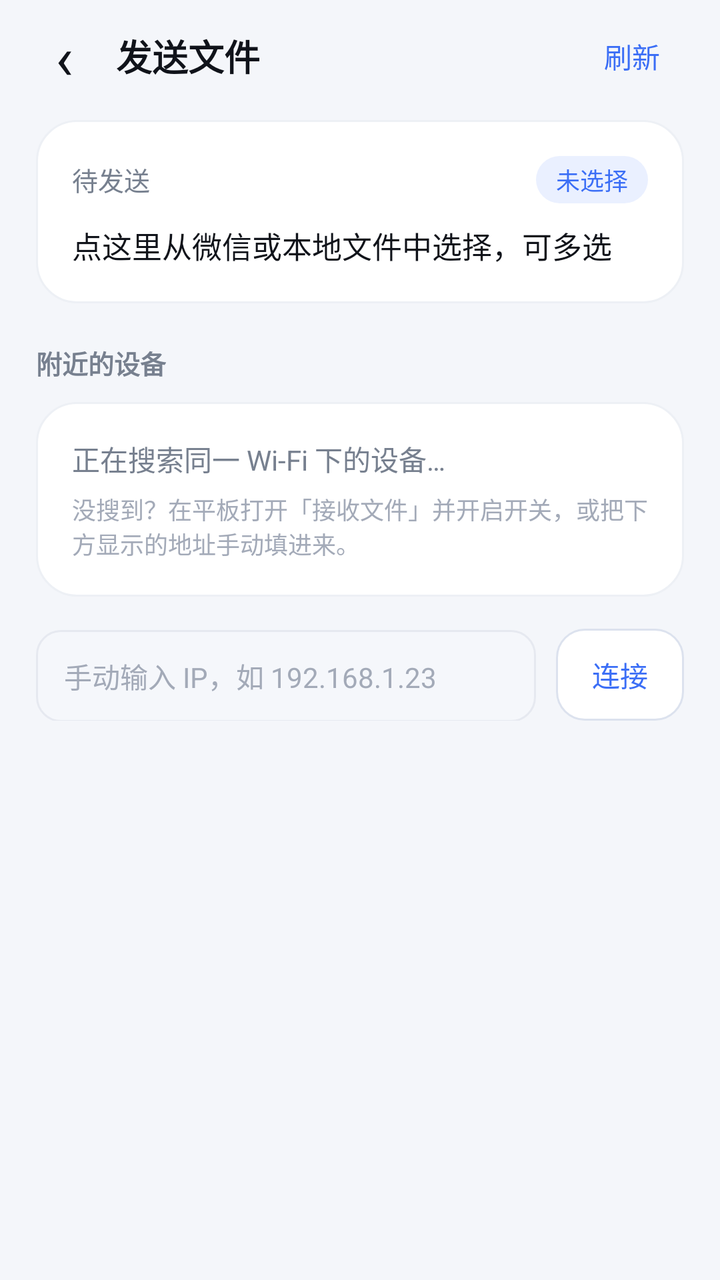
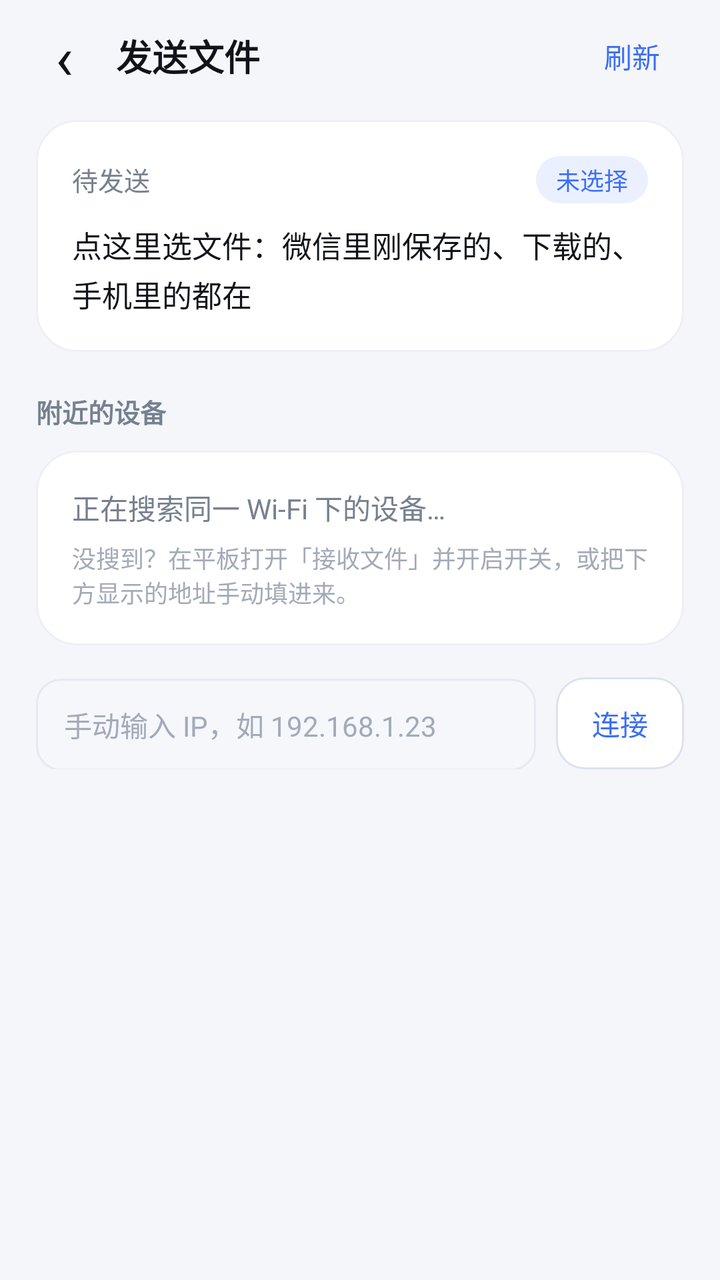

Compare the two renders of this Android layout. The source of the first and the diff that turns it into the second are given below.
<!-- AndroidManifest.xml: application theme AppTheme -->
<!-- res/layout/activity_send.xml -->
<?xml version="1.0" encoding="utf-8"?>
<LinearLayout xmlns:android="http://schemas.android.com/apk/res/android"
    android:layout_width="match_parent"
    android:layout_height="match_parent"
    android:background="@color/bg"
    android:orientation="vertical">

    <LinearLayout
        android:layout_width="match_parent"
        android:layout_height="56dp"
        android:gravity="center_vertical"
        android:orientation="horizontal"
        android:paddingLeft="10dp"
        android:paddingRight="18dp">

        <TextView
            android:id="@+id/btn_back"
            android:layout_width="44dp"
            android:layout_height="44dp"
            android:gravity="center"
            android:text="‹"
            android:textColor="@color/text_primary"
            android:textSize="30sp" />

        <TextView
            android:layout_width="0dp"
            android:layout_height="wrap_content"
            android:layout_weight="1"
            android:layout_marginStart="4dp"
            android:text="发送文件"
            android:textColor="@color/text_primary"
            android:textSize="18sp"
            android:textStyle="bold" />

        <TextView
            android:id="@+id/btn_refresh"
            android:layout_width="wrap_content"
            android:layout_height="36dp"
            android:gravity="center"
            android:paddingLeft="12dp"
            android:paddingRight="12dp"
            android:text="刷新"
            android:textColor="@color/primary"
            android:textSize="14sp" />
    </LinearLayout>

    <ScrollView
        android:layout_width="match_parent"
        android:layout_height="0dp"
        android:layout_weight="1"
        android:fillViewport="true">

        <LinearLayout
            android:layout_width="match_parent"
            android:layout_height="wrap_content"
            android:orientation="vertical"
            android:paddingLeft="18dp"
            android:paddingTop="4dp"
            android:paddingRight="18dp"
            android:paddingBottom="24dp">

            <LinearLayout
                android:id="@+id/pick_card"
                android:layout_width="match_parent"
                android:layout_height="wrap_content"
                android:background="@drawable/bg_card"
                android:clickable="true"
                android:focusable="true"
                android:foreground="?android:attr/selectableItemBackground"
                android:orientation="vertical"
                android:padding="18dp">

                <LinearLayout
                    android:layout_width="match_parent"
                    android:layout_height="wrap_content"
                    android:gravity="center_vertical"
                    android:orientation="horizontal">

                    <TextView
                        android:layout_width="0dp"
                        android:layout_height="wrap_content"
                        android:layout_weight="1"
                        android:text="待发送"
                        android:textColor="@color/text_secondary"
                        android:textSize="13sp" />

                    <TextView
                        android:id="@+id/tv_count"
                        android:layout_width="wrap_content"
                        android:layout_height="wrap_content"
                        android:background="@drawable/bg_chip_soft"
                        android:paddingLeft="10dp"
                        android:paddingTop="3dp"
                        android:paddingRight="10dp"
                        android:paddingBottom="3dp"
                        android:text="未选择"
                        android:textColor="@color/primary"
                        android:textSize="12sp" />
                </LinearLayout>

                <TextView
                    android:id="@+id/tv_files"
                    android:layout_width="match_parent"
                    android:layout_height="wrap_content"
                    android:layout_marginTop="10dp"
                    android:lineSpacingExtra="3dp"
                    android:maxLines="4"
                    android:ellipsize="end"
                    android:text="点这里从微信或本地文件中选择，可多选"
                    android:textColor="@color/text_primary"
                    android:textSize="15sp" />
            </LinearLayout>

            <TextView
                android:layout_width="wrap_content"
                android:layout_height="wrap_content"
                android:layout_marginTop="20dp"
                android:layout_marginBottom="10dp"
                android:text="附近的设备"
                android:textColor="@color/text_secondary"
                android:textSize="13sp"
                android:textStyle="bold" />

            <LinearLayout
                android:id="@+id/device_container"
                android:layout_width="match_parent"
                android:layout_height="wrap_content"
                android:orientation="vertical" />

            <LinearLayout
                android:id="@+id/empty_hint"
                android:layout_width="match_parent"
                android:layout_height="wrap_content"
                android:background="@drawable/bg_card"
                android:orientation="vertical"
                android:padding="18dp">

                <TextView
                    android:id="@+id/tv_search_status"
                    android:layout_width="match_parent"
                    android:layout_height="wrap_content"
                    android:text="正在搜索同一 Wi-Fi 下的设备…"
                    android:textColor="@color/text_secondary"
                    android:textSize="14sp" />

                <TextView
                    android:layout_width="match_parent"
                    android:layout_height="wrap_content"
                    android:layout_marginTop="6dp"
                    android:text="没搜到？在平板打开「接收文件」并开启开关，或把下方显示的地址手动填进来。"
                    android:textColor="@color/text_tertiary"
                    android:textSize="12sp" />
            </LinearLayout>

            <LinearLayout
                android:layout_width="match_parent"
                android:layout_height="wrap_content"
                android:layout_marginTop="16dp"
                android:orientation="horizontal">

                <EditText
                    android:id="@+id/et_ip"
                    android:layout_width="0dp"
                    android:layout_height="46dp"
                    android:layout_weight="1"
                    android:background="@drawable/bg_input"
                    android:hint="手动输入 IP，如 192.168.1.23"
                    android:inputType="text"
                    android:paddingLeft="14dp"
                    android:paddingRight="14dp"
                    android:singleLine="true"
                    android:textColor="@color/text_primary"
                    android:textColorHint="@color/text_tertiary"
                    android:textSize="14sp" />

                <TextView
                    android:id="@+id/btn_connect"
                    android:layout_width="wrap_content"
                    android:layout_height="46dp"
                    android:layout_marginStart="10dp"
                    android:background="@drawable/btn_ghost"
                    android:gravity="center"
                    android:paddingLeft="18dp"
                    android:paddingRight="18dp"
                    android:text="连接"
                    android:textColor="@color/primary"
                    android:textSize="14sp" />
            </LinearLayout>

            <LinearLayout
                android:id="@+id/progress_card"
                android:layout_width="match_parent"
                android:layout_height="wrap_content"
                android:layout_marginTop="16dp"
                android:background="@drawable/bg_card"
                android:orientation="vertical"
                android:padding="18dp"
                android:visibility="gone">

                <TextView
                    android:id="@+id/tv_progress_title"
                    android:layout_width="match_parent"
                    android:layout_height="wrap_content"
                    android:text="正在传输"
                    android:textColor="@color/text_primary"
                    android:textSize="14sp"
                    android:textStyle="bold" />

                <ProgressBar
                    android:id="@+id/pb_progress"
                    style="?android:attr/progressBarStyleHorizontal"
                    android:layout_width="match_parent"
                    android:layout_height="8dp"
                    android:layout_marginTop="12dp"
                    android:max="1000"
                    android:progressDrawable="@drawable/bg_progress" />

                <TextView
                    android:id="@+id/tv_progress_detail"
                    android:layout_width="match_parent"
                    android:layout_height="wrap_content"
                    android:layout_marginTop="8dp"
                    android:text="0%"
                    android:textColor="@color/text_secondary"
                    android:textSize="12sp" />
            </LinearLayout>
        </LinearLayout>
    </ScrollView>
</LinearLayout>
<!-- resources referenced by this layout -->
<resources>
  <color name="bg">#F4F6FA</color>
  <color name="primary">#3B6EF6</color>
  <color name="text_primary">#10131A</color>
  <color name="text_secondary">#77808F</color>
  <color name="text_tertiary">#A3AAB8</color>
  <!-- drawable bg_card (drawable) -->
  <?xml version="1.0" encoding="utf-8"?>
  <shape xmlns:android="http://schemas.android.com/apk/res/android" android:shape="rectangle">
      <solid android:color="@color/card" />
      <corners android:radius="20dp" />
      <stroke android:width="1dp" android:color="#EDF0F5" />
  </shape>
  <!-- drawable bg_chip_soft (drawable) -->
  <?xml version="1.0" encoding="utf-8"?>
  <shape xmlns:android="http://schemas.android.com/apk/res/android" android:shape="rectangle">
      <solid android:color="@color/primary_soft" />
      <corners android:radius="999dp" />
  </shape>
  <!-- drawable bg_input (drawable) -->
  <?xml version="1.0" encoding="utf-8"?>
  <shape xmlns:android="http://schemas.android.com/apk/res/android" android:shape="rectangle">
      <solid android:color="#F5F7FB" />
      <corners android:radius="12dp" />
      <stroke android:width="1dp" android:color="#E6E9F0" />
  </shape>
  <!-- drawable bg_progress (drawable) -->
  <?xml version="1.0" encoding="utf-8"?>
  <layer-list xmlns:android="http://schemas.android.com/apk/res/android">
      <item android:id="@android:id/background">
          <shape android:shape="rectangle">
              <solid android:color="#EDF0F5" />
              <corners android:radius="999dp" />
          </shape>
      </item>
      <item android:id="@android:id/progress">
          <clip>
              <shape android:shape="rectangle">
                  <solid android:color="@color/primary" />
                  <corners android:radius="999dp" />
              </shape>
          </clip>
      </item>
  </layer-list>
  <!-- drawable btn_ghost (drawable) -->
  <?xml version="1.0" encoding="utf-8"?>
  <ripple xmlns:android="http://schemas.android.com/apk/res/android" android:color="#1A3B6EF6">
      <item>
          <shape android:shape="rectangle">
              <solid android:color="@color/card" />
              <corners android:radius="14dp" />
              <stroke android:width="1dp" android:color="#DCE2EE" />
          </shape>
      </item>
  </ripple>
  <style name="AppTheme" parent="@android:style/Theme.Material.Light.NoActionBar">
          <item name="android:colorPrimary">@color/primary</item>
          <item name="android:colorPrimaryDark">@color/primary_dark</item>
          <item name="android:colorAccent">@color/primary</item>
          <item name="android:windowBackground">@color/bg</item>
          <item name="android:statusBarColor">@color/bg</item>
          <item name="android:navigationBarColor">@color/bg</item>
          <item name="android:windowLightStatusBar">true</item>
          <item name="android:textColorPrimary">@color/text_primary</item>
          <item name="android:textColorSecondary">@color/text_secondary</item>
      </style>
  <color name="card">#FFFFFF</color>
  <color name="primary_soft">#EAF0FF</color>
  <color name="primary_dark">#2A55D0</color>
</resources>

<!-- the commit's change to res/layout/activity_send.xml (unified diff, before → after) -->
@@ -58,6 +58,38 @@
             android:paddingTop="4dp"
             android:paddingRight="18dp"
             android:paddingBottom="24dp">
+
+            <LinearLayout
+                android:id="@+id/quick_card"
+                android:layout_width="match_parent"
+                android:layout_height="wrap_content"
+                android:layout_marginBottom="12dp"
+                android:background="@drawable/bg_card_primary"
+                android:clickable="true"
+                android:focusable="true"
+                android:foreground="?android:attr/selectableItemBackground"
+                android:orientation="vertical"
+                android:padding="18dp"
+                android:visibility="gone">
+
+                <TextView
+                    android:id="@+id/tv_quick_title"
+                    android:layout_width="match_parent"
+                    android:layout_height="wrap_content"
+                    android:text="发送到平板"
+                    android:textColor="@color/white"
+                    android:textSize="16sp"
+                    android:textStyle="bold" />
+
+                <TextView
+                    android:id="@+id/tv_quick_sub"
+                    android:layout_width="match_parent"
+                    android:layout_height="wrap_content"
+                    android:layout_marginTop="5dp"
+                    android:text="上次连接的设备，点一下直接发"
+                    android:textColor="#D3E0FF"
+                    android:textSize="12sp" />
+            </LinearLayout>
 
             <LinearLayout
                 android:id="@+id/pick_card"
@@ -106,7 +138,7 @@
                     android:lineSpacingExtra="3dp"
                     android:maxLines="4"
                     android:ellipsize="end"
-                    android:text="点这里从微信或本地文件中选择，可多选"
+                    android:text="点这里选文件：微信里刚保存的、下载的、手机里的都在"
                     android:textColor="@color/text_primary"
                     android:textSize="15sp" />
             </LinearLayout>
<!-- resource entries referenced after the edit -->
@@ -5,12 +5,19 @@
   <color name="text_primary">#10131A</color>
   <color name="text_secondary">#77808F</color>
   <color name="text_tertiary">#A3AAB8</color>
+  <color name="white">#FFFFFF</color>
   <!-- drawable bg_card (drawable) -->
   <?xml version="1.0" encoding="utf-8"?>
   <shape xmlns:android="http://schemas.android.com/apk/res/android" android:shape="rectangle">
       <solid android:color="@color/card" />
       <corners android:radius="20dp" />
       <stroke android:width="1dp" android:color="#EDF0F5" />
+  </shape>
+  <!-- drawable bg_card_primary (drawable) -->
+  <?xml version="1.0" encoding="utf-8"?>
+  <shape xmlns:android="http://schemas.android.com/apk/res/android" android:shape="rectangle">
+      <gradient android:startColor="#4C7DF8" android:endColor="#2A55D0" android:angle="315" />
+      <corners android:radius="20dp" />
   </shape>
   <!-- drawable bg_chip_soft (drawable) -->
   <?xml version="1.0" encoding="utf-8"?>
